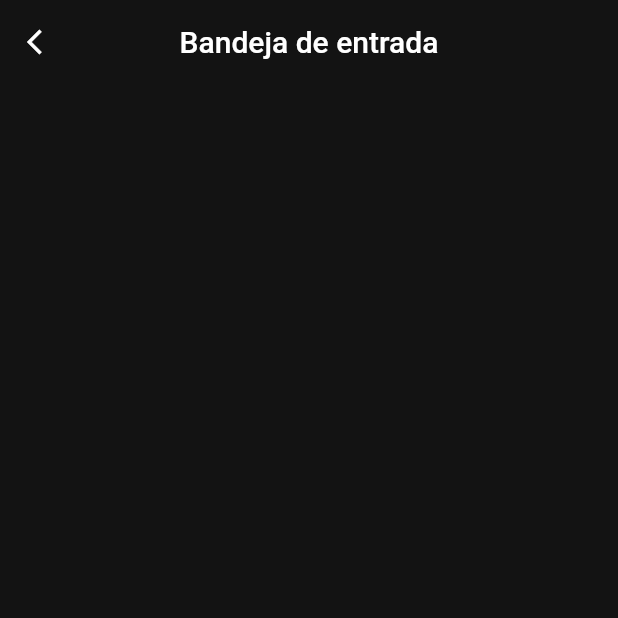
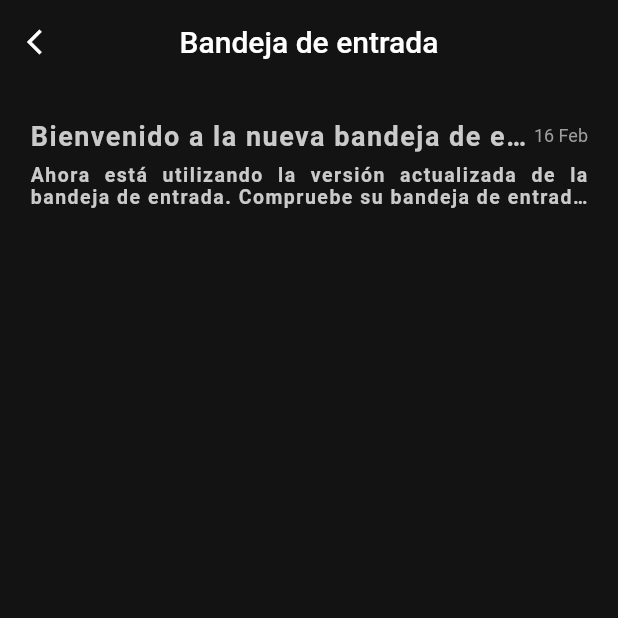
Before and after one commit to leonardos4enz/Tesla-clone, a Flutter app: the InboxScreen screen opened directly, on a phone screen of 412 x 824 dp, the top half of it. Run offline on Flutter 3.47's test engine with Material 2 defaults, Android fonts, the phone set to English and light mode, and no system bars; our stand-ins replace chewie, shared_preferences, video_player; accounts and stored records are empty; Roboto replaces fonts that are missing (SanFranciscoPro).

Commit message:
Bandeja de entrada

```diff
--- /dev/null
+++ b/lib/data/inbox_data.dart
@@ -0,0 +1,9 @@
+List<Map<String, dynamic>> inboxData = [
+  {
+    'id': 0,
+    'date': DateTime(2023, 2, 16, 5, 27, 00),
+    'title': 'Bienvenido a la nueva bandeja de entrada',
+    'description':
+        'Ahora está utilizando la versión actualizada de la bandeja de entrada. Compruebe su bandeja de entrada para obtener información importante sobre sus productos y servicios Tesla.'
+  },
+];
--- a/lib/screens/inbox_screen.dart
+++ b/lib/screens/inbox_screen.dart
@@ -1,4 +1,7 @@
 import 'package:flutter/material.dart';
+import 'package:intl/intl.dart';
+import 'package:saenz/data/inbox_data.dart';
+import 'package:saenz/screens/inboxMessage_screen.dart';
 
 class InboxScreen extends StatefulWidget {
   const InboxScreen({super.key});
@@ -30,6 +33,64 @@ class _InboxScreenState extends State<InboxScreen> {
               color: Color.fromARGB(255, 255, 255, 255),
               size: 20,
             )),
+        body: Column(
+          children: [
+            SizedBox(
+              height: 400,
+              child: ListView.builder(
+                itemCount: inboxData.length,
+                itemBuilder: (BuildContext context, int index) {
+                  return ListTile(
+                    contentPadding: const EdgeInsets.all(20),
+                    title: Row(
+                      children: [
+                        Expanded(
+                          child: Text(
+                            inboxData[index]['title'],
+                            overflow: TextOverflow.ellipsis,
+                            style: const TextStyle(
+                                color: Color.fromARGB(255, 202, 202, 202),
+                                fontSize: 18,
+                                fontFamily: 'SanFranciscoPro',
+                                fontWeight: FontWeight.bold,
+                                letterSpacing: 1),
+                          ),
+                        ),
+                        Text(
+                          "${inboxData[index]['date'].day} ${DateFormat('MMM').format(inboxData[index]['date'])}",
+                          style: const TextStyle(
+                            fontSize: 12,
+                            color: Colors.grey,
+                          ),
+                        ),
+                      ],
+                    ),
+                    isThreeLine: true,
+                    dense: true,
+                    subtitle: Container(
+                      padding: EdgeInsets.only(top: 8.0),
+                      child: Text(
+                        inboxData[index]['description'],
+                        textAlign: TextAlign.justify,
+                        maxLines: 2,
+                        overflow: TextOverflow.ellipsis,
+                        style: const TextStyle(
+                            color: Color.fromARGB(255, 202, 202, 202),
+                            fontFamily: 'SanFranciscoPro',
+                            fontSize: 13,
+                            fontWeight: FontWeight.bold,
+                            letterSpacing: 1),
+                      ),
+                    ),
+                    onTap: () {
+                      Navigator.push(
+                          context, MaterialPageRoute(builder: (context) => InboxMessageScreen(inboxData[index]['id'])));
+                    },
                   );
+                },
+              ),
+            )
+          ],
+        ));
   }
 }
--- a/pubspec.yaml
+++ b/pubspec.yaml
@@ -39,6 +39,7 @@ dependencies:
   chewie: ^1.4.0
   flutter_spinkit: ^5.1.0
   shared_preferences: ^2.0.17
+  intl: ^0.18.0
 
 dev_dependencies:
   flutter_test:
```
Also changed, not shown: lib/screens/inboxMessage_screen.dart (added, +63 -0 lines), pubspec.lock. Lines whose indentation alone changed are shown as unchanged.
